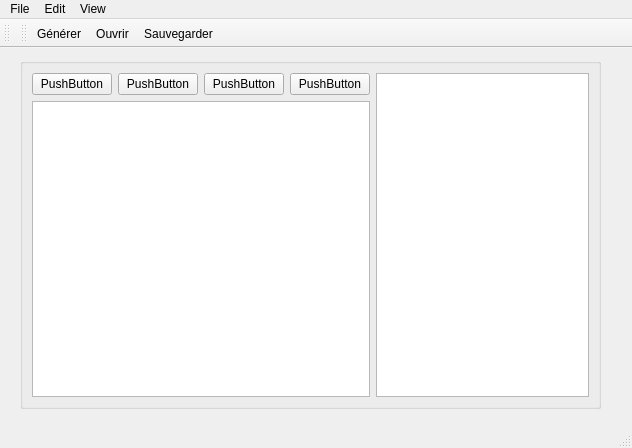
Before: the Qt Designer form QT-src/mainwindow.ui in Golgoo/IHM-MoonProject, drawn with Qt 5.
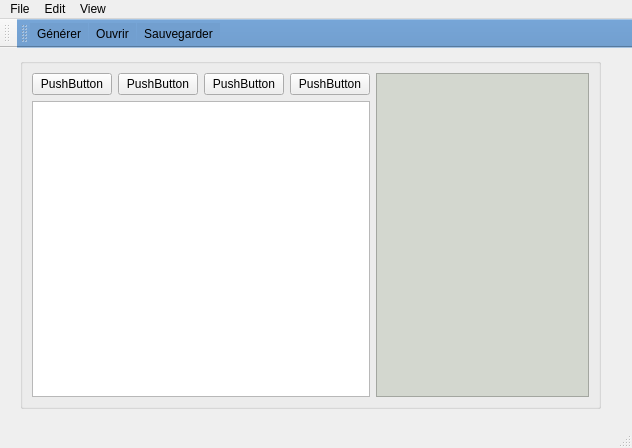
After: the same form once the commit is applied. Icons and pictures are not drawn. Custom widgets are drawn as their Qt base class.

Commit message: ajout style simple

Diff of the .ui file:
```diff
--- a/QT-src/mainwindow.ui
+++ b/QT-src/mainwindow.ui
@@ -79,7 +79,13 @@
       </layout>
      </item>
      <item>
-      <widget class="GraphView" name="graphicsView"/>
+      <widget class="GraphView" name="graphicsView">
+       <property name="styleSheet">
+        <string notr="true">border-color: rgb(138, 226, 52);
+color: rgb(239, 41, 41);
+background-color: rgb(211, 215, 207);</string>
+       </property>
+      </widget>
      </item>
     </layout>
    </widget>
@@ -139,6 +145,10 @@
    <property name="windowTitle">
     <string>toolBar_2</string>
    </property>
+   <property name="styleSheet">
+    <string notr="true">background-color: rgb(114, 159, 207);
+selection-background-color: rgb(252, 233, 79);</string>
+   </property>
    <attribute name="toolBarArea">
     <enum>TopToolBarArea</enum>
    </attribute>
```
Left out of the diff: 12 changed lines with no effect on the pictures. The commit also changes 34 other files.
